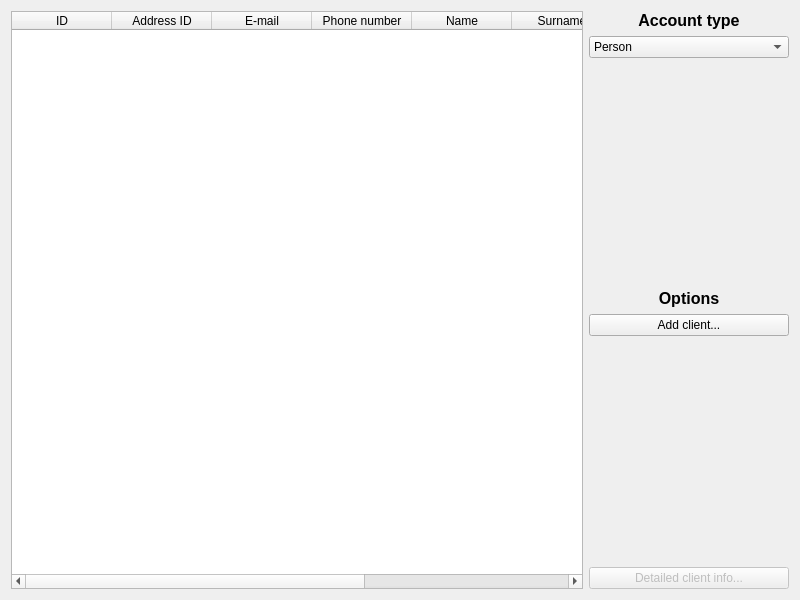
The window that ui/clients_widget.ui (JakPro15/23L-BD2-bank-management) describes before a commit, drawn with Qt 5.
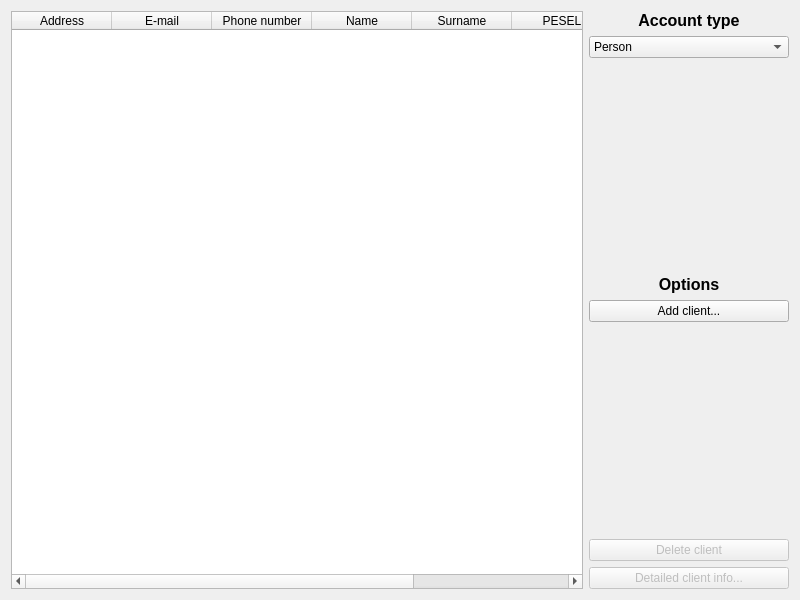
The same window after the commit.

Commit message: App now doesn't show the addresses table. Added adding clients and initial code for client info and deletion. Adjusted table views to table contents.

```diff
--- a/ui/clients_widget.ui
+++ b/ui/clients_widget.ui
@@ -61,12 +61,7 @@
          </attribute>
          <column>
           <property name="text">
-           <string>ID</string>
-          </property>
-         </column>
-         <column>
-          <property name="text">
-           <string>Address ID</string>
+           <string>Address</string>
           </property>
          </column>
          <column>
@@ -274,6 +269,16 @@
        </property>
       </spacer>
      </item>
+     <item>
+      <widget class="QPushButton" name="delete_button">
+       <property name="enabled">
+        <bool>false</bool>
+       </property>
+       <property name="text">
+        <string>Delete client</string>
+       </property>
+      </widget>
+     </item>
      <item>
       <widget class="QPushButton" name="account_info_button">
        <property name="enabled">
```
Left out of the diff: 7 changed lines with no effect on the pictures. The commit also changes 18 other files.
